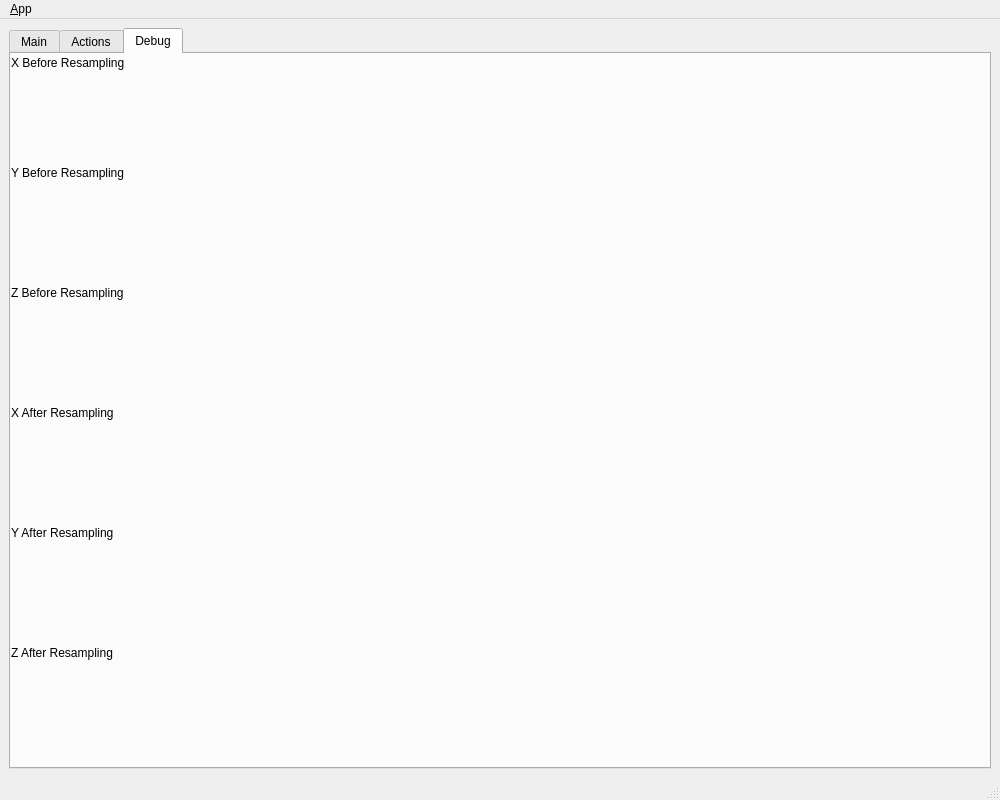
Qt form vineslam_report/ui/main_window.ui (MikHut/vineslam) before a commit.
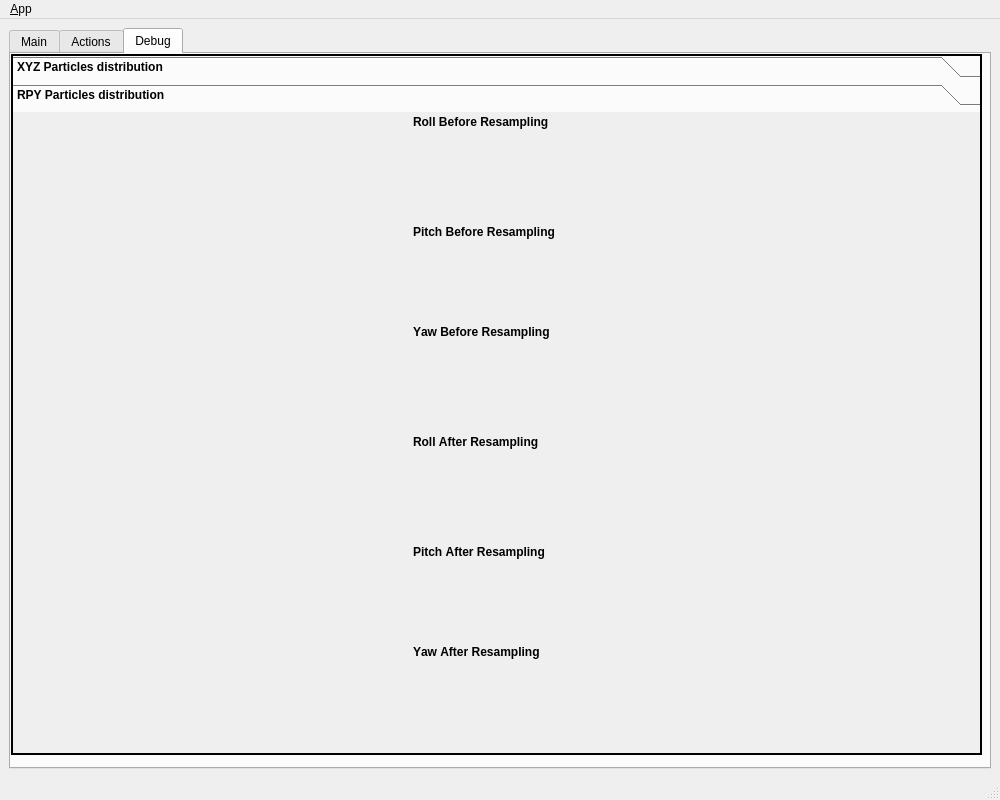
The same form after that commit. The open tabs and pages were chosen to show the change. Icons and pictures are not drawn.

Patch:
```diff
--- a/vineslam_report/ui/main_window.ui
+++ b/vineslam_report/ui/main_window.ui
@@ -133,23 +133,41 @@
        <attribute name="title">
         <string>Debug</string>
        </attribute>
-       <widget class="QLabel" name="b_hist_x">
+       <widget class="QToolBox" name="toolBox">
         <property name="geometry">
          <rect>
           <x>0</x>
           <y>0</y>
-          <width>981</width>
-          <height>101</height>
+          <width>971</width>
+          <height>701</height>
          </rect>
         </property>
-        <property name="text">
-         <string/>
+        <property name="font">
+         <font>
+          <weight>75</weight>
+          <bold>true</bold>
+          <underline>false</underline>
+          <strikeout>false</strikeout>
+          <kerning>false</kerning>
+         </font>
         </property>
-       </widget>
+        <property name="frameShape">
+         <enum>QFrame::WinPanel</enum>
+        </property>
+        <property name="frameShadow">
+         <enum>QFrame::Plain</enum>
+        </property>
+        <property name="lineWidth">
+         <number>1</number>
+        </property>
+        <widget class="QWidget" name="toolBoxPage1" native="true">
+         <attribute name="label">
+          <string>XYZ Particles distribution</string>
+         </attribute>
        <widget class="QLabel" name="label">
         <property name="geometry">
          <rect>
-          <x>0</x>
+            <x>410</x>
           <y>0</y>
           <width>151</width>
           <height>17</height>
@@ -159,75 +177,10 @@
          <string>X Before Resampling</string>
         </property>
        </widget>
-       <widget class="QLabel" name="b_hist_y">
-        <property name="geometry">
-         <rect>
-          <x>0</x>
-          <y>110</y>
-          <width>981</width>
-          <height>111</height>
-         </rect>
-        </property>
-        <property name="text">
-         <string/>
-        </property>
-       </widget>
-       <widget class="QLabel" name="b_hist_z">
-        <property name="geometry">
-         <rect>
-          <x>0</x>
-          <y>230</y>
-          <width>981</width>
-          <height>111</height>
-         </rect>
-        </property>
-        <property name="text">
-         <string/>
-        </property>
-       </widget>
-       <widget class="QLabel" name="a_hist_x">
-        <property name="geometry">
-         <rect>
-          <x>0</x>
-          <y>350</y>
-          <width>981</width>
-          <height>111</height>
-         </rect>
-        </property>
-        <property name="text">
-         <string/>
-        </property>
-       </widget>
-       <widget class="QLabel" name="a_hist_y">
-        <property name="geometry">
-         <rect>
-          <x>0</x>
-          <y>470</y>
-          <width>981</width>
-          <height>101</height>
-         </rect>
-        </property>
-        <property name="text">
-         <string/>
-        </property>
-       </widget>
-       <widget class="QLabel" name="a_hist_z">
-        <property name="geometry">
-         <rect>
-          <x>0</x>
-          <y>590</y>
-          <width>981</width>
-          <height>111</height>
-         </rect>
-        </property>
-        <property name="text">
-         <string/>
-        </property>
-       </widget>
        <widget class="QLabel" name="label_2">
         <property name="geometry">
          <rect>
-          <x>0</x>
+            <x>410</x>
           <y>110</y>
           <width>151</width>
           <height>17</height>
@@ -240,8 +193,8 @@
        <widget class="QLabel" name="label_3">
         <property name="geometry">
          <rect>
-          <x>0</x>
-          <y>230</y>
+            <x>410</x>
+            <y>210</y>
           <width>151</width>
           <height>17</height>
          </rect>
@@ -253,8 +206,8 @@
        <widget class="QLabel" name="label_4">
         <property name="geometry">
          <rect>
-          <x>0</x>
-          <y>350</y>
+            <x>410</x>
+            <y>320</y>
           <width>151</width>
           <height>17</height>
          </rect>
@@ -266,8 +219,8 @@
        <widget class="QLabel" name="label_5">
         <property name="geometry">
          <rect>
-          <x>0</x>
-          <y>470</y>
+            <x>410</x>
+            <y>430</y>
           <width>151</width>
           <height>17</height>
          </rect>
@@ -279,8 +232,8 @@
        <widget class="QLabel" name="label_6">
         <property name="geometry">
          <rect>
-          <x>0</x>
-          <y>590</y>
+            <x>410</x>
+            <y>530</y>
           <width>151</width>
           <height>17</height>
          </rect>
@@ -288,6 +241,247 @@
         <property name="text">
          <string>Z After Resampling</string>
         </property>
+         </widget>
+         <widget class="QLabel" name="b_hist_x">
+          <property name="geometry">
+           <rect>
+            <x>0</x>
+            <y>20</y>
+            <width>961</width>
+            <height>91</height>
+           </rect>
+          </property>
+          <property name="text">
+           <string/>
+          </property>
+         </widget>
+         <widget class="QLabel" name="b_hist_y">
+          <property name="geometry">
+           <rect>
+            <x>0</x>
+            <y>130</y>
+            <width>961</width>
+            <height>81</height>
+           </rect>
+          </property>
+          <property name="text">
+           <string/>
+          </property>
+         </widget>
+         <widget class="QLabel" name="a_hist_x">
+          <property name="geometry">
+           <rect>
+            <x>0</x>
+            <y>340</y>
+            <width>961</width>
+            <height>91</height>
+           </rect>
+          </property>
+          <property name="text">
+           <string/>
+          </property>
+         </widget>
+         <widget class="QLabel" name="a_hist_y">
+          <property name="geometry">
+           <rect>
+            <x>0</x>
+            <y>450</y>
+            <width>961</width>
+            <height>81</height>
+           </rect>
+          </property>
+          <property name="text">
+           <string/>
+          </property>
+         </widget>
+         <widget class="QLabel" name="b_hist_z">
+          <property name="geometry">
+           <rect>
+            <x>0</x>
+            <y>230</y>
+            <width>961</width>
+            <height>91</height>
+           </rect>
+          </property>
+          <property name="text">
+           <string/>
+          </property>
+         </widget>
+         <widget class="QLabel" name="a_hist_z">
+          <property name="geometry">
+           <rect>
+            <x>0</x>
+            <y>550</y>
+            <width>961</width>
+            <height>81</height>
+           </rect>
+          </property>
+          <property name="text">
+           <string/>
+          </property>
+         </widget>
+        </widget>
+        <widget class="QWidget" name="toolBoxPage2" native="true">
+         <attribute name="label">
+          <string>RPY Particles distribution</string>
+         </attribute>
+         <widget class="QLabel" name="label_7">
+          <property name="geometry">
+           <rect>
+            <x>400</x>
+            <y>320</y>
+            <width>161</width>
+            <height>20</height>
+           </rect>
+          </property>
+          <property name="text">
+           <string>Roll After Resampling</string>
+          </property>
+         </widget>
+         <widget class="QLabel" name="a_hist_R">
+          <property name="geometry">
+           <rect>
+            <x>0</x>
+            <y>340</y>
+            <width>961</width>
+            <height>91</height>
+           </rect>
+          </property>
+          <property name="text">
+           <string/>
+          </property>
+         </widget>
+         <widget class="QLabel" name="b_hist_Y">
+          <property name="geometry">
+           <rect>
+            <x>0</x>
+            <y>230</y>
+            <width>961</width>
+            <height>91</height>
+           </rect>
+          </property>
+          <property name="text">
+           <string/>
+          </property>
+         </widget>
+         <widget class="QLabel" name="b_hist_R">
+          <property name="geometry">
+           <rect>
+            <x>0</x>
+            <y>20</y>
+            <width>961</width>
+            <height>91</height>
+           </rect>
+          </property>
+          <property name="text">
+           <string/>
+          </property>
+         </widget>
+         <widget class="QLabel" name="a_hist_Y">
+          <property name="geometry">
+           <rect>
+            <x>0</x>
+            <y>550</y>
+            <width>961</width>
+            <height>81</height>
+           </rect>
+          </property>
+          <property name="text">
+           <string/>
+          </property>
+         </widget>
+         <widget class="QLabel" name="label_8">
+          <property name="geometry">
+           <rect>
+            <x>400</x>
+            <y>430</y>
+            <width>171</width>
+            <height>20</height>
+           </rect>
+          </property>
+          <property name="text">
+           <string>Pitch After Resampling</string>
+          </property>
+         </widget>
+         <widget class="QLabel" name="a_hist_P">
+          <property name="geometry">
+           <rect>
+            <x>0</x>
+            <y>450</y>
+            <width>961</width>
+            <height>81</height>
+           </rect>
+          </property>
+          <property name="text">
+           <string/>
+          </property>
+         </widget>
+         <widget class="QLabel" name="label_9">
+          <property name="geometry">
+           <rect>
+            <x>400</x>
+            <y>530</y>
+            <width>161</width>
+            <height>20</height>
+           </rect>
+          </property>
+          <property name="text">
+           <string>Yaw After Resampling</string>
+          </property>
+         </widget>
+         <widget class="QLabel" name="label_10">
+          <property name="geometry">
+           <rect>
+            <x>400</x>
+            <y>110</y>
+            <width>181</width>
+            <height>20</height>
+           </rect>
+          </property>
+          <property name="text">
+           <string>Pitch Before Resampling</string>
+          </property>
+         </widget>
+         <widget class="QLabel" name="b_hist_P">
+          <property name="geometry">
+           <rect>
+            <x>0</x>
+            <y>130</y>
+            <width>961</width>
+            <height>81</height>
+           </rect>
+          </property>
+          <property name="text">
+           <string/>
+          </property>
+         </widget>
+         <widget class="QLabel" name="label_11">
+          <property name="geometry">
+           <rect>
+            <x>400</x>
+            <y>0</y>
+            <width>171</width>
+            <height>20</height>
+           </rect>
+          </property>
+          <property name="text">
+           <string>Roll Before Resampling</string>
+          </property>
+         </widget>
+         <widget class="QLabel" name="label_12">
+          <property name="geometry">
+           <rect>
+            <x>400</x>
+            <y>210</y>
+            <width>171</width>
+            <height>20</height>
+           </rect>
+          </property>
+          <property name="text">
+           <string>Yaw Before Resampling</string>
+          </property>
+         </widget>
+        </widget>
        </widget>
       </widget>
      </widget>
```
Lines whose indentation alone changed are shown as unchanged.
